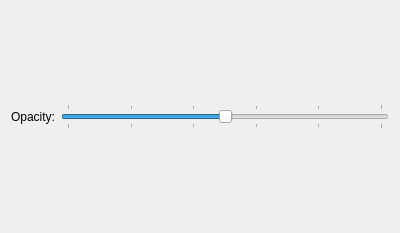
Qt form libavogadro/src/engines/ringsettingswidget.ui (cryos/avogadro) before a commit.
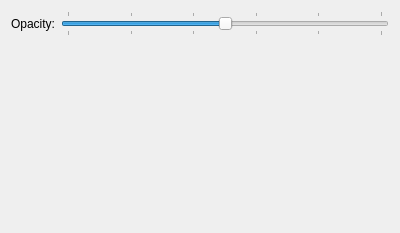
The same form after that commit.

Commit message: Added spacers to the engine configuration dialogs.

Patch:
```diff
--- a/libavogadro/src/engines/ringsettingswidget.ui
+++ b/libavogadro/src/engines/ringsettingswidget.ui
@@ -51,6 +51,19 @@
      </property>
     </widget>
    </item>
+   <item row="1" column="1" >
+    <spacer>
+     <property name="orientation" >
+      <enum>Qt::Vertical</enum>
+     </property>
+     <property name="sizeHint" >
+      <size>
+       <width>20</width>
+       <height>40</height>
+      </size>
+     </property>
+    </spacer>
+   </item>
   </layout>
  </widget>
  <resources/>
```
The commit also changes 4 other files.
